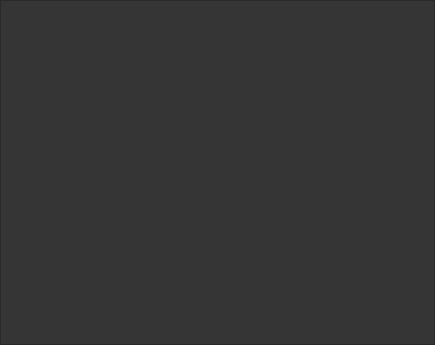
Qt form Editor/Source/CrystalEditor/Private/Editor/SceneEditor/SceneOutlinerView/SceneOutlinerView.ui (neelmewada/CrystalEngine) before a commit.
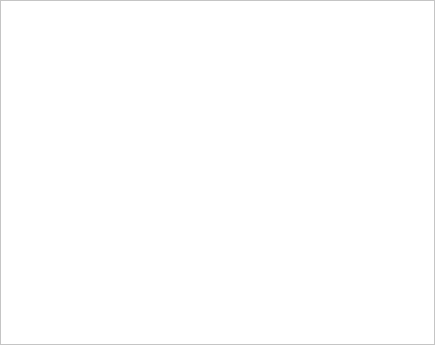
The same form after that commit.

Diff of the .ui file:
```diff
--- a/Editor/Source/CrystalEditor/Private/Editor/SceneEditor/SceneOutlinerView/SceneOutlinerView.ui
+++ b/Editor/Source/CrystalEditor/Private/Editor/SceneEditor/SceneOutlinerView/SceneOutlinerView.ui
@@ -14,8 +14,8 @@
    <string>Form</string>
   </property>
   <property name="styleSheet">
-   <string notr="true">QTreeView {
-	background: rgb(53, 53, 53);
+   <string notr="true">QTreeWidget {
+	background-color: palette(base);
 }</string>
   </property>
   <layout class="QVBoxLayout" name="verticalLayout">
```
